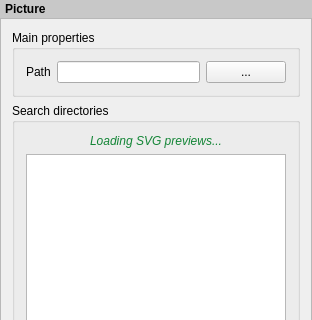
Old version of the form src/ui/qgscomposerpicturewidgetbase.ui in the repository carsmie/QGIS; both pictures show x 0 to 312 and y 0 to 320 of the 312 by 572 pixel window.
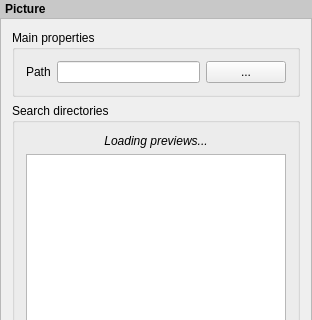
New version of the form. Custom widgets are drawn as their Qt base class.

Diff of the .ui file:
```diff
--- a/src/ui/qgscomposerpicturewidgetbase.ui
+++ b/src/ui/qgscomposerpicturewidgetbase.ui
@@ -133,11 +133,8 @@
               <italic>true</italic>
              </font>
             </property>
-            <property name="styleSheet">
-             <string notr="true">color: rgb(19, 133, 54);</string>
-            </property>
             <property name="text">
-             <string>Loading SVG previews...</string>
+             <string>Loading previews...</string>
             </property>
             <property name="alignment">
              <set>Qt::AlignCenter</set>
```
Left out of the diff: 2 changed lines with no effect on the pictures.
